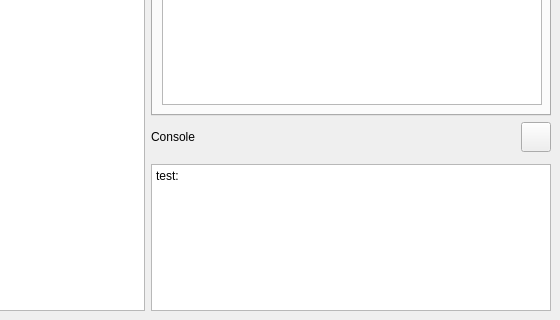
Before: the Qt Designer form src/mainwindow.ui in alankuo04/rv32I-emulator, drawn with Qt 5; both pictures show x 242 to 802 and y 234 to 554 of the 802 by 554 pixel window.
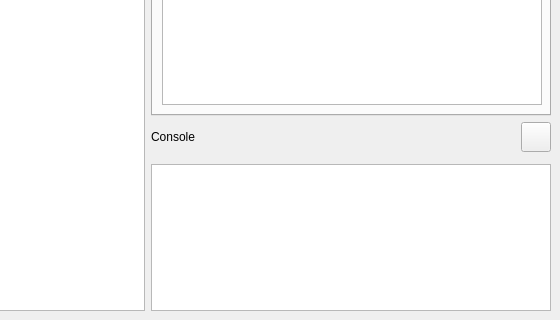
After: the same form once the commit is applied. Icons and pictures are not drawn.

```diff
--- a/src/mainwindow.ui
+++ b/src/mainwindow.ui
@@ -228,8 +228,7 @@
        </size>
       </property>
       <property name="plainText">
-       <string>test: 
-</string>
+       <string/>
       </property>
      </widget>
     </item>
```
